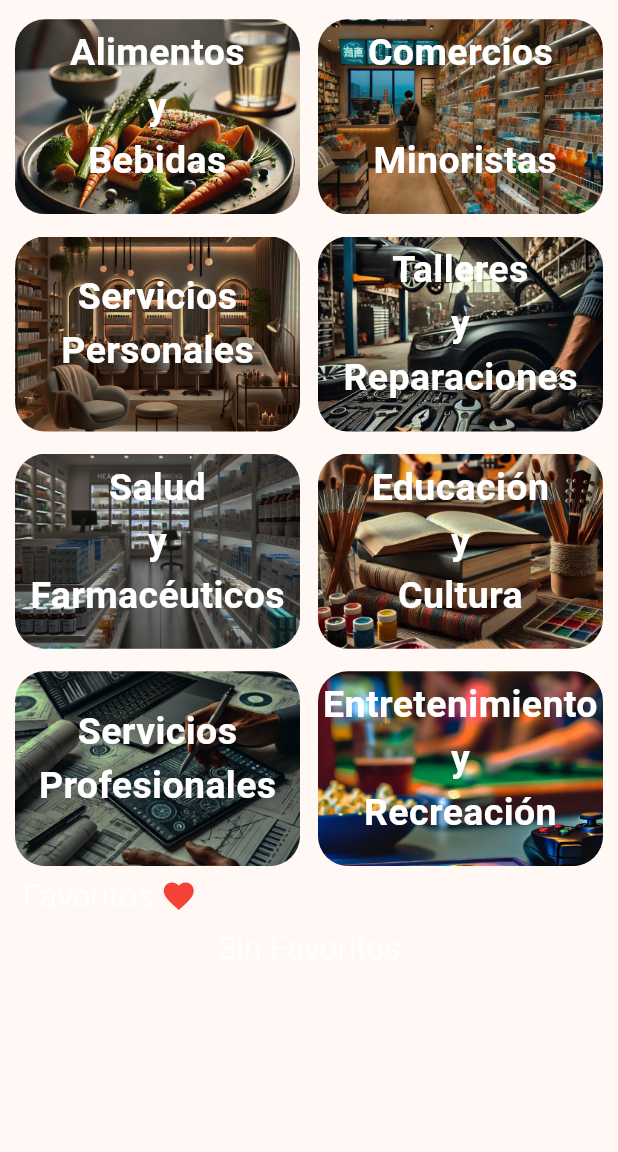
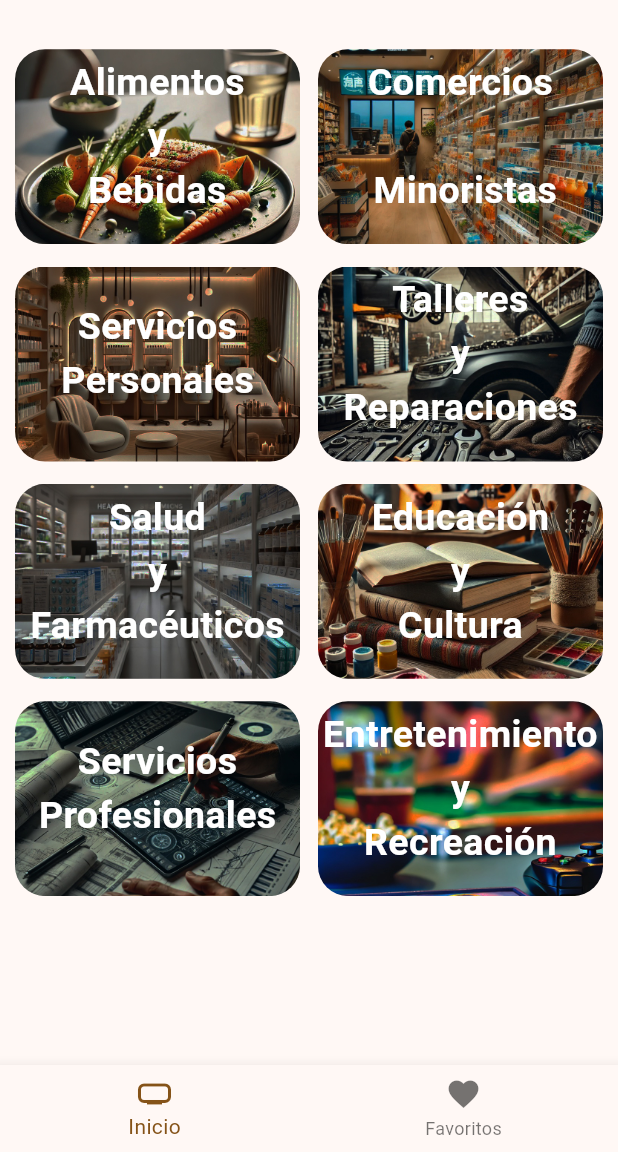
Before and after one commit to josejesus3/globo, a Flutter app: the Categorias screen opened directly, after a tap on the "arrow back ios new" icon, on a phone screen of 412 x 824 dp, the part 84-1236 px from its top. Run offline on Flutter 3.47's test engine with Material 3 defaults, Android fonts, the phone set to English and light mode, and no system bars; our stand-ins replace carousel_slider, dio, firebase_core, firebase_database, firebase_storage, geolocator and 3 more; accounts and stored records are empty; Roboto replaces fonts that are missing (Heiti TC).

Commit message:
CostomBottonNavigatorBar, Favoritos

```diff
--- a/lib/Screens/home/contenido.dart
+++ b/lib/Screens/home/contenido.dart
@@ -60,19 +60,9 @@ class _ContenidoState extends State<Contenido> {
     return SingleChildScrollView(
       child: Column(
         children: [
-          //const Padding(
-          //  padding:
-          //     EdgeInsets.only(top: 20, right: 180), // Reducido el padding
-          //child: Text(
-          //  'Categorías',
-          //  style: TextStyle(
-          //    fontFamily: "Heiti TC",
-          //    fontSize: 21,
-          //    fontWeight: FontWeight.w300,
-          //    color: Colors.white, // Cambia el color del texto a blanco
-          //  ),
-          //  ),
-          //),
+          SizedBox(
+            height: 20,
+          ),
           Padding(
             padding: const EdgeInsets.only(
                 left: 5, right: 5, bottom: 5), // Reducido el padding inferior
@@ -212,65 +202,6 @@ class _ContenidoState extends State<Contenido> {
               ],
             ),
           ),
-          const Padding(
-            padding: EdgeInsets.only(
-                left: 15,
-                right: 15, // Ajusta el padding derecho para evitar el overflow
-                bottom: 5),
-            child: Row(
-              children: [
-                Flexible(
-                  child: Text(
-                    'Favoritos',
-                    style: TextStyle(
-                      fontFamily: "Heiti TC",
-                      fontSize: 21,
-                      fontWeight: FontWeight.w300,
-                      color: Colors.white,
-                    ),
-                    overflow:
-                        TextOverflow.ellipsis, // Ajuste de texto si es largo
-                  ),
-                ),
-                SizedBox(width: 5),
-                Icon(
-                  Icons.favorite,
-                  color: Colors.red,
-                  size: 24,
-                ),
-              ],
-            ),
-          ),
-          unidadesFavoritas.isEmpty
-              ? const Center(
-                  child: Text(
-                    'Sin Favoritos',
-                    style: TextStyle(
-                      fontFamily: "Heiti TC",
-                      fontSize: 21,
-                      fontWeight: FontWeight.w300,
-                      color: Colors.white, // Cambia el color del texto a blanco
-                    ),
-                  ),
-                )
-              : FirebaseAnimatedList(
-                  query: databaseReference,
-                  shrinkWrap:
-                      true, // Permite que la lista se ajuste a su contenido
-                  physics:
-                      const NeverScrollableScrollPhysics(), // Deshabilita el scroll independiente
-                  itemBuilder: (BuildContext context, DataSnapshot snapshot,
-                      Animation<double> animation, int index) {
-                    final String unidadEconomica =
-                        snapshot.child('NombreNegocio').value.toString();
-                    if (unidadesFavoritas.contains(unidadEconomica)) {
-                      _guardarUnidadesFavoritas(unidadesFavoritas);
-                      return CustomFirebaseList(snapshot: snapshot);
-                    } else {
-                      return Container();
-                    }
-                  },
-                ),
         ],
       ),
     );
--- a/lib/Screens/home/principal.dart
+++ b/lib/Screens/home/principal.dart
@@ -1,5 +1,6 @@
 import 'package:flutter/material.dart';
 import 'package:flutter/services.dart';
+import 'package:globo/widget/custom_navigatorbar.dart';
 import '../../delegates/buscador_delegate.dart';
 import '../../widget/popup_menu.dart';
 import 'contenido.dart';
@@ -38,24 +39,25 @@ class _PrincipalState extends State<Principal> {
   @override
   Widget build(BuildContext context) {
     return Scaffold(
-      appBar: _appBarGrullo(context),
+      appBar: appBarGrullo(context),
       body: WillPopScope(
         onWillPop: onBackPressed,
         child: const SingleChildScrollView(
           child: Contenido(),
         ),
       ),
+      bottomNavigationBar: CostomBottonNavigatorBar(currentIndex: 0),
     );
   }
 }
 
-AppBar _appBarGrullo(BuildContext context) {
+AppBar appBarGrullo(BuildContext context) {
   return AppBar(
     automaticallyImplyLeading: false, // Mantiene el botón de "volver" oculto
     titleSpacing: 0, // Espaciado predeterminado
     backgroundColor: const Color(0xFF202A53), // Color sólido para el AppBar
 
-     title: ListTile(
+    title: ListTile(
       contentPadding: const EdgeInsets.symmetric(
           horizontal: 16), // Ajusta el espacio en torno al contenido
       title: Container(
@@ -76,7 +78,10 @@ AppBar _appBarGrullo(BuildContext context) {
             ),
             Text(
               'Buscar',
-              style: TextStyle(fontFamily: "Heiti TC", fontSize: 16, fontWeight: FontWeight.w300),
+              style: TextStyle(
+                  fontFamily: "Heiti TC",
+                  fontSize: 16,
+                  fontWeight: FontWeight.w300),
             ),
           ],
         ),
@@ -94,7 +99,7 @@ AppBar _appBarGrullo(BuildContext context) {
           begin: Alignment.topCenter,
           end: Alignment.bottomCenter,
           //Que sea de color rojo
-          colors: [Color(0xFF202A53),Color(0xFF202A53)],
+          colors: [Color(0xFF202A53), Color(0xFF202A53)],
         ),
       ),
     ),
@@ -102,6 +107,4 @@ AppBar _appBarGrullo(BuildContext context) {
       PopupMenu(),
     ],
   );
-
-
 }
--- a/lib/services/firebase_list.dart
+++ b/lib/services/firebase_list.dart
@@ -41,10 +41,6 @@ class CustomFirebaseListState extends State<CustomFirebaseList> {
               facebook: widget.snapshot.child('Facebook').value.toString(),
               numeroWhatsApp:
                   widget.snapshot.child('WhatsApps').value.toString(),
-              //endLatitude: double.parse(
-              //    widget.snapshot.child('Latitud').value.toString()),
-              //endLongitude: double.parse(
-              //    widget.snapshot.child('Longitud').value.toString()),
             ),
           ),
         );
--- a/lib/widget/categorias.dart
+++ b/lib/widget/categorias.dart
@@ -162,18 +162,15 @@ class Categorias extends StatelessWidget {
           },
           icon: const Icon(
             Icons.arrow_back_ios_new_rounded,
-            size: 30,
+            size: 25,
             color: Colors.white, // Cambia el color del ícono a blanco
           ),
         ),
       ),
-      body: Container(
-        color: const Color(0xFF1F1F1F), // Cambia el color de fondo del cuerpo
-        child: StreamBuilder(
+      body: StreamBuilder(
           stream: databaseReference.onValue,
           builder: (context, snapshot) {
-              if (snapshot.hasData &&
-                  snapshot.data?.snapshot.value != snapshot) {
+            if (snapshot.hasData && snapshot.data?.snapshot.value != snapshot) {
               return FirebaseAnimatedList(
                 query: databaseReference,
                 itemBuilder: (context, snapshot, animation, index) {
@@ -201,7 +198,6 @@ class Categorias extends StatelessWidget {
               return Container();
             }
           }),
-      ),
     );
   }
 }
--- /dev/null
+++ b/lib/widget/custom_navigatorbar.dart
@@ -0,0 +1,39 @@
+import 'package:flutter/material.dart';
+import 'package:globo/Screens/home/favoritos.dart';
+import 'package:globo/Screens/home/principal.dart';
+
+class CostomBottonNavigatorBar extends StatelessWidget {
+  final int currentIndex;
+  const CostomBottonNavigatorBar({super.key, required this.currentIndex});
+
+  void onItemTapped(BuildContext context, int index) {
+    switch (index) {
+      case 0:
+        Navigator.push(
+            context,
+            MaterialPageRoute(
+              builder: (context) => Principal(),
+            ));
+        break;
+      case 1:
+        Navigator.push(
+            context,
+            MaterialPageRoute(
+              builder: (context) => Favoritos(),
+            ));
+        break;
+    }
+  }
+
+  @override
+  Widget build(BuildContext context) {
+    return BottomNavigationBar(
+        onTap: (value) => onItemTapped(context, value),
+        currentIndex: currentIndex,
+        items: const [
+          BottomNavigationBarItem(icon: Icon(Icons.home_max), label: 'Inicio'),
+          BottomNavigationBarItem(
+              icon: Icon(Icons.favorite), label: 'Favoritos')
+        ]);
+  }
+}
--- a/lib/widget/interfaz_decoration_vertical.dart
+++ b/lib/widget/interfaz_decoration_vertical.dart
@@ -1,8 +1,6 @@
 // Importaciones necesarias
 
 import 'package:flutter/material.dart';
-import 'package:flutter/services.dart';
-import 'package:globo/screen.dart';
 
 /*Este código define un widget personalizado llamado CustomImagenVertical que muestra una
 imagen, texto y calificación verticalmente.
@@ -40,9 +38,7 @@ class _CustomImagenVerticalState extends State<CustomImagenVertical> {
     double title = 16;
     double subtitle = 15;
     final textStyle = TextTheme.of(context).titleLarge!.copyWith(
-          color: Colors.black,
-          fontWeight: FontWeight.bold,
-        );
+        color: Colors.black, fontWeight: FontWeight.bold, fontSize: 19);
     return InkWell(
       onTap: widget.onPressed,
       child: Padding(
```
Also changed, not shown: lib/Screens/home/favoritos.dart (added, +111 -0 lines). Lines whose indentation alone changed are shown as unchanged.
